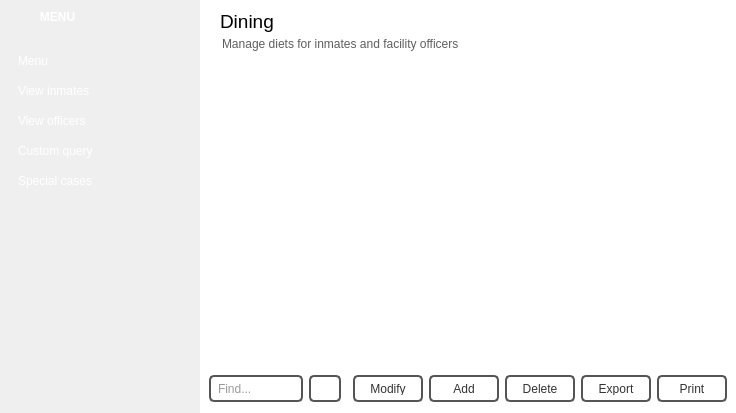
Above: diningwindow.ui from NCNM/PMS_01 before the change. Below: the same form after it.
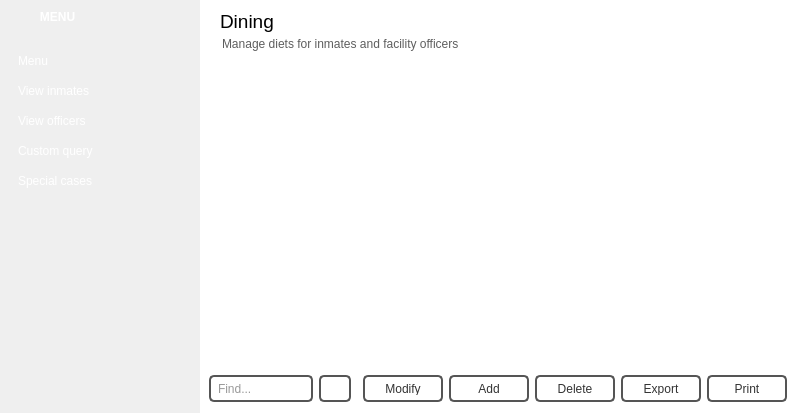
That is the form after the change. Icons and pictures are not drawn.

What changed in the file:
```diff
--- a/diningwindow.ui
+++ b/diningwindow.ui
@@ -6,7 +6,7 @@
    <rect>
     <x>0</x>
     <y>0</y>
-    <width>715</width>
+    <width>796</width>
     <height>413</height>
    </rect>
   </property>
@@ -852,7 +852,7 @@
                     <widget class="QPushButton" name="pushButton_Modify">
                      <property name="minimumSize">
                       <size>
-                       <width>70</width>
+                       <width>80</width>
                        <height>27</height>
                       </size>
                      </property>
@@ -881,7 +881,7 @@
                     <widget class="QPushButton" name="pushButton_Add">
                      <property name="minimumSize">
                       <size>
-                       <width>70</width>
+                       <width>80</width>
                        <height>27</height>
                       </size>
                      </property>
@@ -910,7 +910,7 @@
                     <widget class="QPushButton" name="Delete">
                      <property name="minimumSize">
                       <size>
-                       <width>70</width>
+                       <width>80</width>
                        <height>27</height>
                       </size>
                      </property>
@@ -939,7 +939,7 @@
                     <widget class="QPushButton" name="pushButton_3">
                      <property name="minimumSize">
                       <size>
-                       <width>70</width>
+                       <width>80</width>
                        <height>27</height>
                       </size>
                      </property>
@@ -968,7 +968,7 @@
                     <widget class="QPushButton" name="pushButton_2">
                      <property name="minimumSize">
                       <size>
-                       <width>70</width>
+                       <width>80</width>
                        <height>27</height>
                       </size>
                      </property>
```
Left out of the diff: 4 changed lines with no effect on the pictures.
